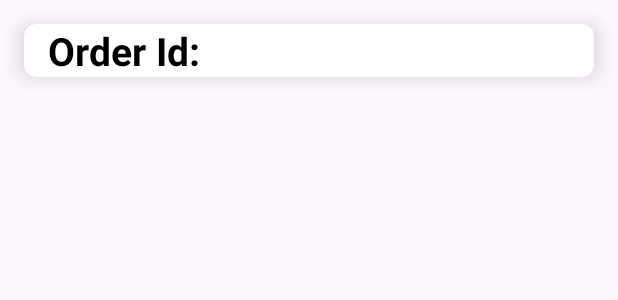
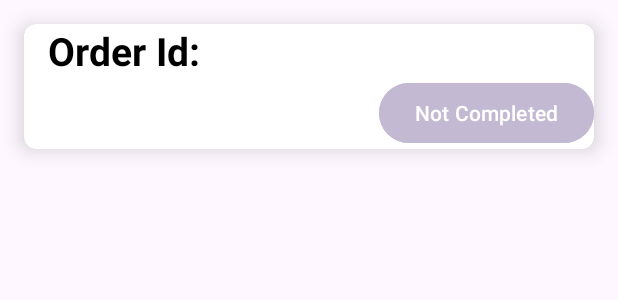
Before and after one commit to QvQ12/b07FinalProject_Group9, an Android app: the layout notification_display.xml on its own in the app's theme, with its tools: preview values and no code run, on a phone screen of 412 x 824 dp. Shown: the top 300 px of the screen. Run offline under Robolectric (Android 15) with nearby library versions, the phone set to English and light mode, and no system bars.

Commit message:
BUTTON COLORS CHANGEgit add . owner's order page finished

```diff
--- a/app/src/main/java/com/b07finalproject_group9/owner/ui/notifications/NotificationsFragment.java
+++ b/app/src/main/java/com/b07finalproject_group9/owner/ui/notifications/NotificationsFragment.java
@@ -25,6 +25,7 @@ import android.widget.Button;
 import com.b07finalproject_group9.OrderModel;
 import com.b07finalproject_group9.MainActivity;
 import com.b07finalproject_group9.R;
+import com.b07finalproject_group9.owner.OwnerDashboardFragment;
 import com.b07finalproject_group9.shopper.dashboard.ShopperDashboardFragment;
 import java.util.ArrayList;
 
@@ -73,12 +74,14 @@ public class NotificationsFragment extends Fragment {
         returnToMainButton.setOnClickListener(new View.OnClickListener() {
             @Override
             public void onClick(View v) {
-                Fragment f = new ShopperDashboardFragment();
+                Fragment f = new OwnerDashboardFragment();
                 FragmentTransaction ft = getParentFragmentManager().beginTransaction();
                 ft.replace(R.id.main_login_redirect, f).commit();
             }
         });
 
+
+
         return view;
     }
 }
--- a/app/src/main/res/layout/notification_display.xml
+++ b/app/src/main/res/layout/notification_display.xml
@@ -44,6 +44,18 @@
             >
         </LinearLayout>
 
+        <Button
+            android:id="@+id/completed"
+            android:layout_width="wrap_content"
+            android:layout_height="wrap_content"
+            android:layout_gravity="right"
+            android:backgroundTint="@color/defaultButtonColor"
+            android:text="Not Completed"
+            android:textColorHighlight="#C4B8D8"
+            android:textColorLink="#F4F0F0"
+            app:rippleColor="#000000"
+            tools:visibility="visible" />
+
     </LinearLayout>
 
 
--- a/app/src/main/res/values/colors.xml
+++ b/app/src/main/res/values/colors.xml
@@ -20,4 +20,7 @@
     <color name="light_blue_A400">#FF00B0FF</color>
     <color name="black_overlay">#66000000</color>
     <color name="Transparent">#00000000</color>
+    <color name="defaultButtonColor">#FFC3B9D3</color>
+    <color name="clickedButtonColor">#ff6750a4</color>
+
 </resources>
```
Also changed, not shown: app/src/main/java/com/b07finalproject_group9/owner/ui/notifications/NotificationAdapter.java (+19 -1 lines).
